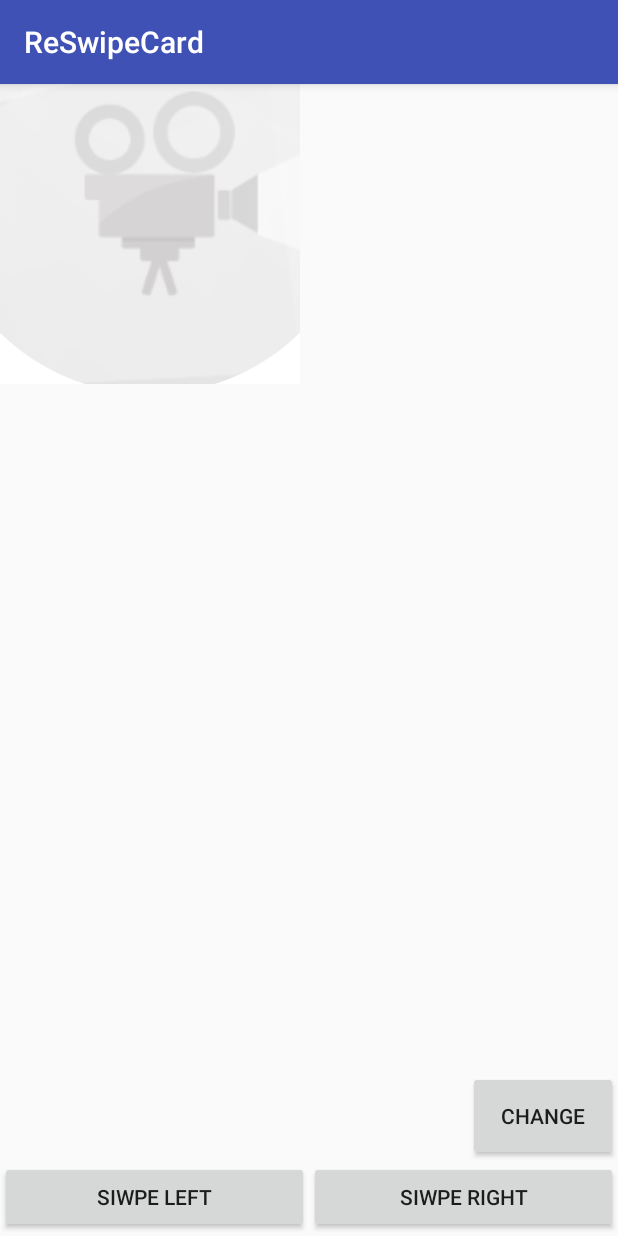
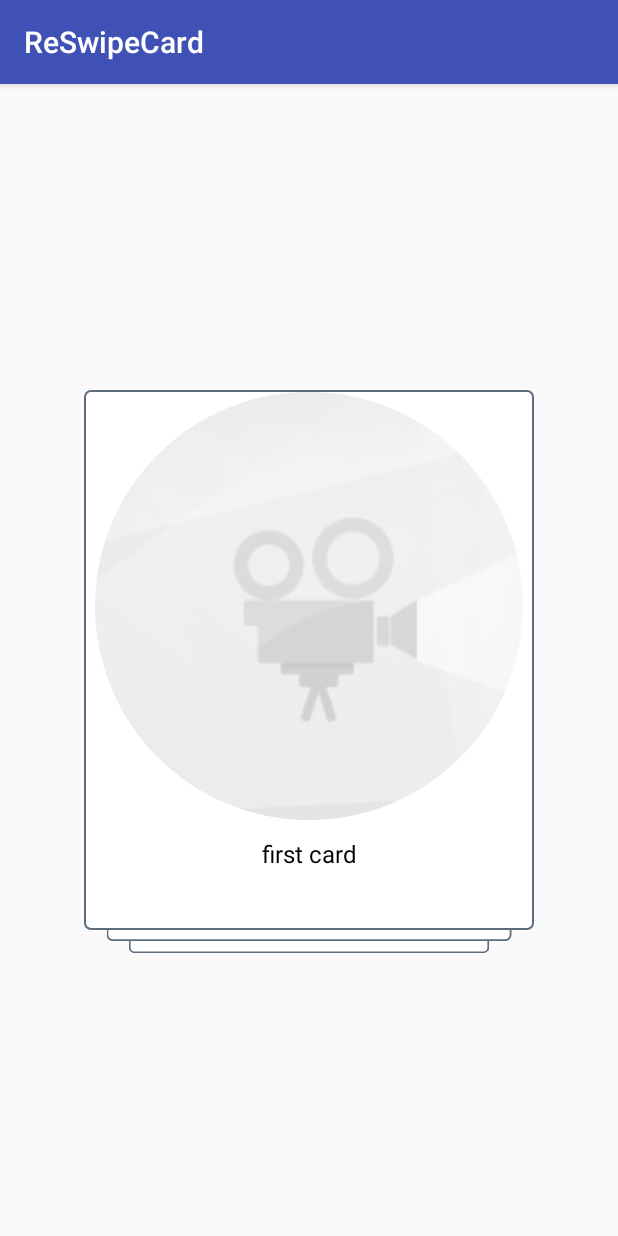
Before and after one commit to chenlin030922/ReSwipeCard, an Android app: the NormalActivity screen opened directly, with no data from a screen before it, on a phone screen of 412 x 824 dp. Run offline under Robolectric (Android 15) with nearby library versions, the phone set to English and light mode, and no system bars; plain views replace RoundedImageView; pictures from the network do not load; 2 statements that could not run were skipped.

Commit message:
增加pic

```diff
--- a/app/src/main/java/com/lin/reswipecard/CardMaker.java
+++ b/app/src/main/java/com/lin/reswipecard/CardMaker.java
@@ -9,7 +9,7 @@ import java.util.List;
  */
 
 public class CardMaker {
-    public static final String U1 = "https://gss1.bdstatic.com/9vo3dSag_xI4khGkpoWK1HF6hhy/baike/w%3D400/sign=e8cdeac05182b2b7a79f38c401accb0a/f11f3a292df5e0fed0acfbc5546034a85fdf72b9.jpg";
+    public static final String U1 = "https://afremov.com/images/product/image_1675.jpeg";
     public static final String U2 = "http://img02.tooopen.com/images/20151122/tooopen_sy_149199661189.jpg";
     public static final String U3 = "http://gmimg.geimian.com/pic/2015/04/20150419_213113_920.jpg";
     public static final String U4 = "http://pic.qiantucdn.com/58pic/11/84/20/04s58PICiYA.jpg";
--- a/app/src/main/res/layout/activity_normal.xml
+++ b/app/src/main/res/layout/activity_normal.xml
@@ -4,36 +4,43 @@
     xmlns:app="http://schemas.android.com/apk/res-auto"
     xmlns:tools="http://schemas.android.com/tools"
     android:layout_width="match_parent"
-    android:orientation="vertical"
+    android:layout_height="match_parent"
+    android:orientation="vertical">
+
+    <android.support.v7.widget.RecyclerView
+        android:id="@+id/list"
+        android:layout_width="match_parent"
         android:layout_height="match_parent">
-        <android.support.v7.widget.RecyclerView
-            android:layout_width="200dp"
-            android:id="@+id/list"
-            android:layout_height="200dp">
 
     </android.support.v7.widget.RecyclerView>
+
     <Button
+        android:id="@+id/change_type"
         android:layout_width="100dp"
-            android:id="@+id/change_type"
-            android:text="change"
+        android:layout_height="60dp"
         android:layout_gravity="bottom|right"
         android:layout_marginBottom="50dp"
-            android:layout_height="60dp"/>
+        android:text="change"
+        android:visibility="gone"/>
+
     <LinearLayout
         android:layout_width="match_parent"
+        android:layout_height="50dp"
         android:layout_gravity="bottom"
-            android:layout_height="50dp">
+        android:visibility="gone">
+
         <Button
+            android:id="@+id/turn_left"
             android:layout_width="match_parent"
-                    android:id="@+id/turn_left"
-                    android:text="siwpe left"
+            android:layout_height="wrap_content"
             android:layout_weight="1"
-                    android:layout_height="wrap_content"/>
+            android:text="siwpe left"/>
+
         <Button
+            android:id="@+id/turn_right"
             android:layout_width="match_parent"
-                    android:id="@+id/turn_right"
-                    android:text="siwpe right"
+            android:layout_height="wrap_content"
             android:layout_weight="1"
-                    android:layout_height="wrap_content"/>
+            android:text="siwpe right"/>
     </LinearLayout>
 </FrameLayout>
```
Lines whose indentation alone changed are shown as unchanged.
